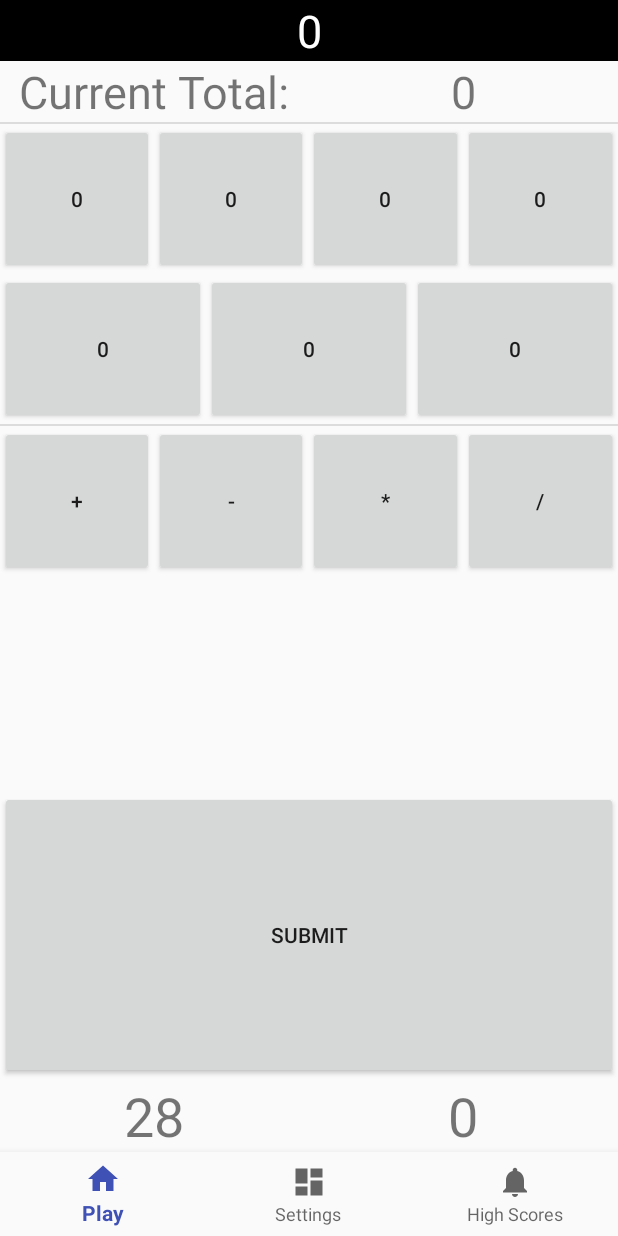
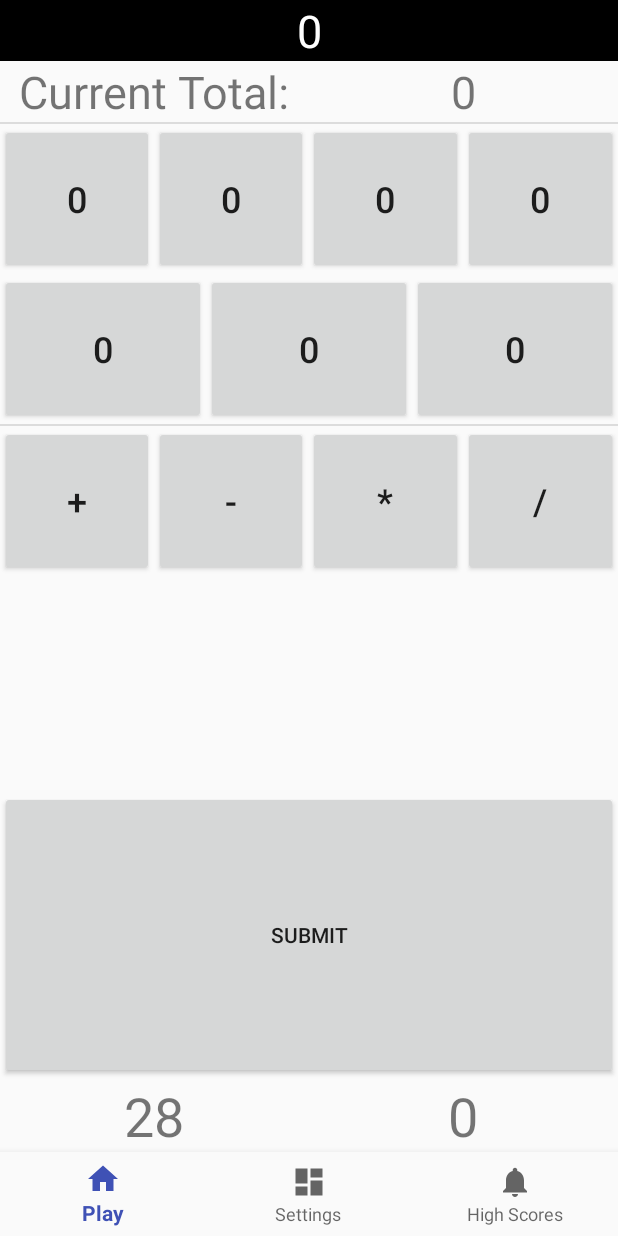
Before and after one commit to chris-breed/mc-a2, an Android app: the fragment GamePlayFragment placed in its activity, on a phone screen of 412 x 824 dp. Run offline under Robolectric (Android 15) with nearby library versions, the phone set to English and light mode, and no system bars; libraries missing offline, so code that uses them is left out: com.twitter.sdk; 3 statements that could not run were skipped.

Commit message:
text on buttons in playfragment bigger

```diff
--- a/app/src/main/AndroidManifest.xml
+++ b/app/src/main/AndroidManifest.xml
@@ -21,7 +21,7 @@
             </intent-filter>
         </activity>
         <activity
-            android:name=".Popup"
+            android:name=".InstructionsPopup"
             android:theme="@style/AppTheme.Instructions">
 
         </activity>
--- a/app/src/main/java/com/practicals/chris/a2/Popup.java
+++ b/app/src/main/java/com/practicals/chris/a2/InstructionsPopup.java
@@ -4,7 +4,7 @@ import android.app.Activity;
 import android.os.Bundle;
 import android.util.DisplayMetrics;
 
-public class Popup extends Activity {
+public class InstructionsPopup extends Activity {
 
     @Override
     protected void onCreate(Bundle savedInstanceState) {
@@ -17,7 +17,7 @@ public class Popup extends Activity {
         int width = displayMetrics.widthPixels;
         int height = displayMetrics.heightPixels;
 
-        getWindow().setLayout((int) (width * 0.8), (int) (height * 0.8));
+        getWindow().setLayout((int) (width * 0.9), (int) (height * 0.9));
 
     }
 }
--- a/app/src/main/java/com/practicals/chris/a2/MainActivity.java
+++ b/app/src/main/java/com/practicals/chris/a2/MainActivity.java
@@ -54,7 +54,7 @@ public class MainActivity extends FragmentActivity implements SettingsFragment.O
                 .getSharedPreferences("CountdownPrefs", MODE_PRIVATE);
 
         if (isFirstTime()) {
-            startActivity(new Intent(MainActivity.this, Popup.class));
+            startActivity(new Intent(MainActivity.this, InstructionsPopup.class));
         }
 
         DBController dbController = new DBController(getApplicationContext());
--- a/app/src/main/java/com/practicals/chris/a2/SettingsFragment.java
+++ b/app/src/main/java/com/practicals/chris/a2/SettingsFragment.java
@@ -102,7 +102,7 @@ public class SettingsFragment extends Fragment {
         btn_instructions.setOnClickListener(new View.OnClickListener() {
             @Override
             public void onClick(View v) {
-                startActivity(new Intent(getContext(), Popup.class));
+                startActivity(new Intent(getContext(), InstructionsPopup.class));
             }
         });
 
--- a/app/src/main/res/layout/fragment_game_play.xml
+++ b/app/src/main/res/layout/fragment_game_play.xml
@@ -56,28 +56,32 @@
             android:layout_width="wrap_content"
             android:layout_height="100dp"
             android:layout_weight="1"
-            android:text="@string/default_value" />
+            android:text="@string/default_value"
+            android:textSize="24sp" />
 
         <Button
             android:id="@+id/play_button_2"
             android:layout_width="wrap_content"
             android:layout_height="100dp"
             android:layout_weight="1"
-            android:text="@string/default_value" />
+            android:text="@string/default_value"
+            android:textSize="24sp" />
 
         <Button
             android:id="@+id/play_button_3"
             android:layout_width="wrap_content"
             android:layout_height="100dp"
             android:layout_weight="1"
-            android:text="@string/default_value" />
+            android:text="@string/default_value"
+            android:textSize="24sp" />
 
         <Button
             android:id="@+id/play_button_4"
             android:layout_width="wrap_content"
             android:layout_height="100dp"
             android:layout_weight="1"
-            android:text="@string/default_value" />
+            android:text="@string/default_value"
+            android:textSize="24sp" />
 
     </LinearLayout>
 
@@ -91,21 +95,24 @@
             android:layout_width="wrap_content"
             android:layout_height="100dp"
             android:layout_weight="1"
-            android:text="@string/default_value" />
+            android:text="@string/default_value"
+            android:textSize="24sp" />
 
         <Button
             android:id="@+id/play_button_6"
             android:layout_width="wrap_content"
             android:layout_height="100dp"
             android:layout_weight="1"
-            android:text="@string/default_value" />
+            android:text="@string/default_value"
+            android:textSize="24sp" />
 
         <Button
             android:id="@+id/play_button_7"
             android:layout_width="wrap_content"
             android:layout_height="100dp"
             android:layout_weight="1"
-            android:text="@string/default_value" />
+            android:text="@string/default_value"
+            android:textSize="24sp" />
 
     </LinearLayout>
 
@@ -125,28 +132,32 @@
             android:layout_width="wrap_content"
             android:layout_height="100dp"
             android:layout_weight="1"
-            android:text="@string/button_text_addition" />
+            android:text="@string/button_text_addition"
+            android:textSize="24sp" />
 
         <Button
             android:id="@+id/play_button_subtraction"
             android:layout_width="wrap_content"
             android:layout_height="100dp"
             android:layout_weight="1"
-            android:text="@string/button_text_subtraction" />
+            android:text="@string/button_text_subtraction"
+            android:textSize="24sp" />
 
         <Button
             android:id="@+id/play_button_multiply"
             android:layout_width="wrap_content"
             android:layout_height="100dp"
             android:layout_weight="1"
-            android:text="@string/button_text_multiplication" />
+            android:text="@string/button_text_multiplication"
+            android:textSize="24sp" />
 
         <Button
             android:id="@+id/play_button_division"
             android:layout_width="wrap_content"
             android:layout_height="100dp"
             android:layout_weight="1"
-            android:text="@string/button_text_division" />
+            android:text="@string/button_text_division"
+            android:textSize="24sp" />
 
 
     </LinearLayout>
```
